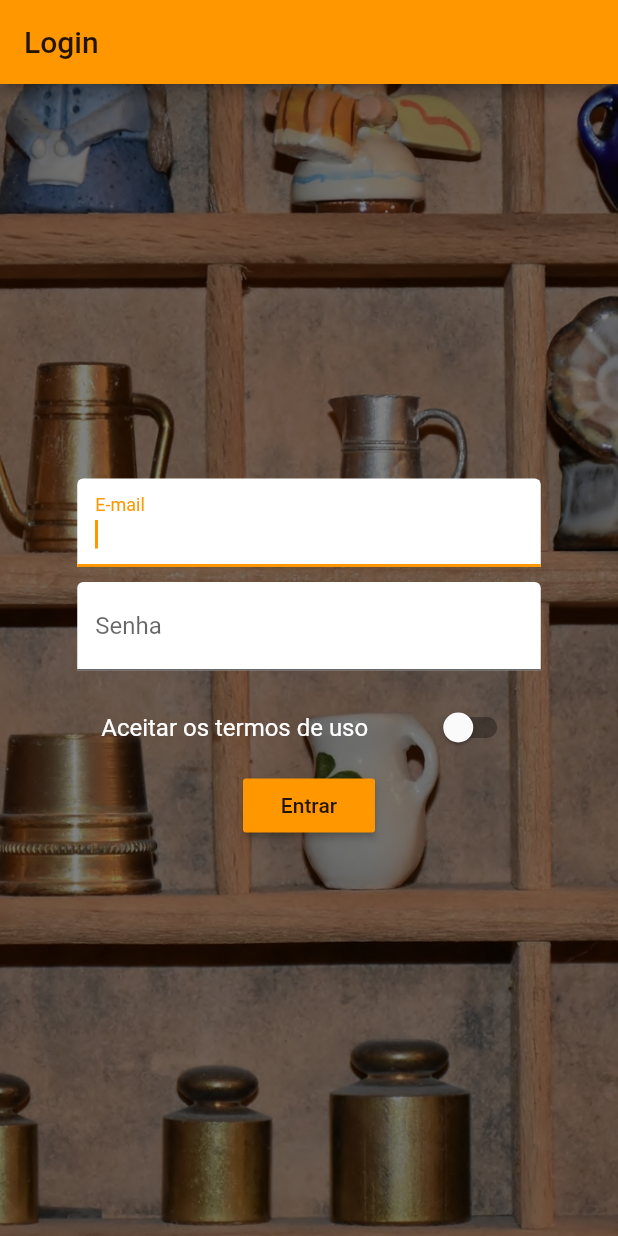
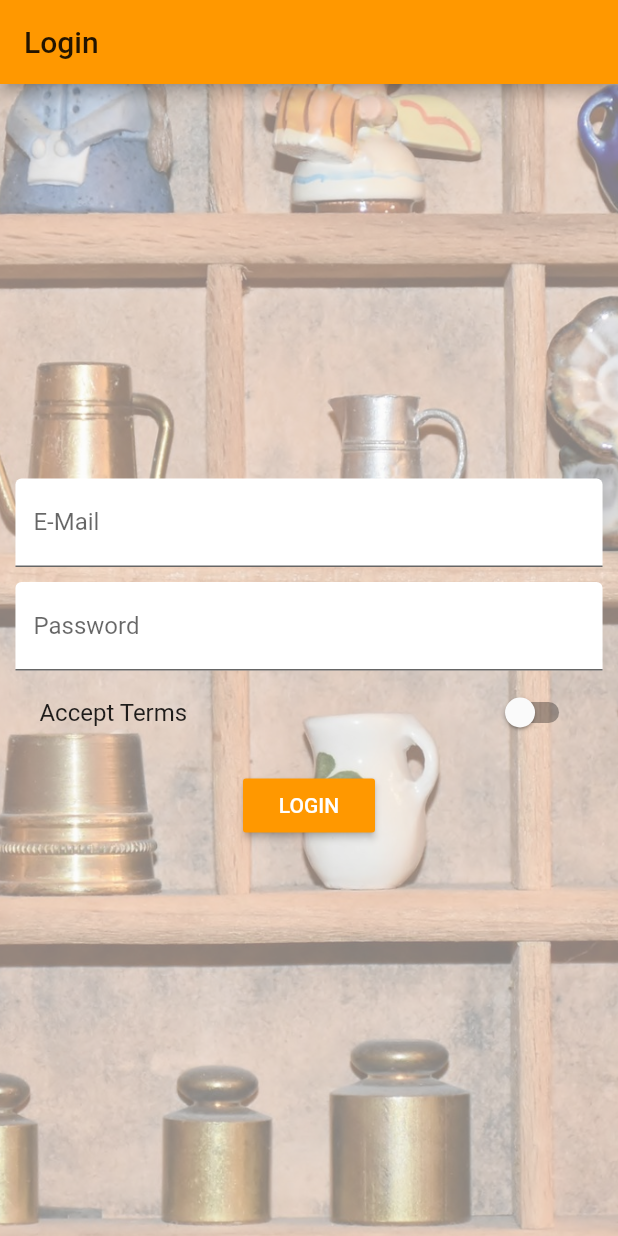
Before and after one commit to rafaelqueiroz88/learning-flutter, a Flutter app: the screen it shows after launch, on a phone screen of 412 x 824 dp. Run offline on Flutter 3.47's test engine with Material 2 defaults, Android fonts, the phone set to English and light mode, and no system bars; accounts and stored records are empty.

Commit message:
Botão de favorito concluído. Passando informações entre scoped-models. Aprendendo utilizar Mixins

```diff
--- a/lib/main.dart
+++ b/lib/main.dart
@@ -10,7 +10,7 @@ import 'package:scoped_model/scoped_model.dart';
 import './pages/product.dart';
 import './pages/products_manager.dart';
 
-import './scoped-models/products.dart';
+import './scoped-models/main.dart';
 
 import './models/product.dart';
 
@@ -37,8 +37,8 @@ class _MyApp extends State<MyApp> {
   @override
   Widget _buildMain(BuildContext context) {
 
-    return ScopedModel<ProductsModel>(
-      model: ProductsModel(),
+    return ScopedModel<MainModel>(
+      model: MainModel(),
       child: MaterialApp(
         theme: ThemeData(
             brightness: Brightness.light,
--- a/lib/models/product.dart
+++ b/lib/models/product.dart
@@ -6,12 +6,16 @@ class Product {
   final double price;
   final String image;
   final bool isFavorite;
+  final String userEmail;
+  final String userId;
 
   Product({
     @required this.title,
     @required this.price,
     @required this.description,
     @required this.image,
+    @required this.userEmail,
+    @required this.userId,
     this.isFavorite = false
   });
 }
--- /dev/null
+++ b/lib/models/user.dart
@@ -0,0 +1,9 @@
+import 'package:flutter/material.dart';
+
+class User {
+  final String id;
+  final String email;
+  final String password;
+
+  User({@required this.id, @required this.email, @required this.password});
+}
--- a/lib/pages/auth.dart
+++ b/lib/pages/auth.dart
@@ -1,4 +1,7 @@
 import 'package:flutter/material.dart';
+import 'package:scoped_model/scoped_model.dart';
+
+import '../scoped-models/main.dart';
 
 class AuthPage extends StatefulWidget {
   @override
@@ -8,9 +11,14 @@ class AuthPage extends StatefulWidget {
 }
 
 class _AuthPageState extends State<AuthPage> {
-  String _email;
-  String _password;
-  bool _acceptTerms = false;
+
+  final Map<String, dynamic> _formData = {
+    'email': null,
+    'password': null,
+    'acceptTerms': false
+  };
+
+  final GlobalKey<FormState> _formKey = GlobalKey<FormState>();
 
   DecorationImage _buildBackgroundImage() {
 
@@ -24,75 +32,68 @@ class _AuthPageState extends State<AuthPage> {
   }
 
   Widget _buildEmailTextField() {
-
-    return TextField(
-      autofocus: true,
+    return TextFormField(
       decoration: InputDecoration(
-        labelText: 'E-mail',
-        filled: true,
-        fillColor: Colors.white,
-      ),
-      onChanged: (String value) {
-        setState(() {
-          _email = value;
-        });
+          labelText: 'E-Mail', filled: true, fillColor: Colors.white),
+      keyboardType: TextInputType.emailAddress,
+      validator: (String value) {
+        if (value.isEmpty ||
+            !RegExp(r"[a-z0-9!#$%&'*+/=?^_`{|}~-]+(?:\.[a-z0-9!#$%&'*+/=?^_`{|}~-]+)*@(?:[a-z0-9](?:[a-z0-9-]*[a-z0-9])?\.)+[a-z0-9](?:[a-z0-9-]*[a-z0-9])?")
+                .hasMatch(value)) {
+          return 'Please enter a valid email';
+        }
+      },
+      onSaved: (String value) {
+        _formData['email'] = value;
       },
     );
   }
 
-  Widget _buildSenhaTextField() {
-
-    return TextField(
+  Widget _buildPasswordTextField() {
+    return TextFormField(
       decoration: InputDecoration(
-        labelText: 'Senha',
-        filled: true,
-        fillColor: Colors.white,
-      ),
+          labelText: 'Password', filled: true, fillColor: Colors.white),
       obscureText: true,
-      onChanged: (String value) {
-        setState(() {
-          _password = value;
-        });
+      validator: (String value) {
+        if (value.isEmpty || value.length < 6) {
+          return 'Password invalid';
+        }
+      },
+      onSaved: (String value) {
+        _formData['password'] = value;
       },
     );
   }
 
-  Widget _buildTermsSwitch() {
-
+  Widget _buildAcceptSwitch() {
     return SwitchListTile(
-      value: _acceptTerms, title: Text('Aceitar os termos de uso', style: TextStyle(color: Colors.white,),), onChanged: (bool value) {
+      value: _formData['acceptTerms'],
+      onChanged: (bool value) {
         setState(() {
-          _acceptTerms = value;
+          _formData['acceptTerms'] = value;
         });
       },
+      title: Text('Accept Terms'),
     );
   }
 
-  Widget _buildSubmitButton(BuildContext context) {
-
-    return RaisedButton(
-      child: Text('Entrar'),
-      // color: Colors.redAccent,
-      onPressed: () {
+  void _submitForm(Function login) {
+    if (!_formKey.currentState.validate() || !_formData['acceptTerms']) {
+      return;
+    }
+    _formKey.currentState.save();
+    login(_formData['email'], _formData['password']);
     Navigator.pushReplacementNamed(context, '/products');
-      },
-    );
   }
 
   @override
   Widget build(BuildContext context) {
-
-    /**
-     * Pega a largura atual do dispositivo em tempo de execução sujeito a mudanças na orientação da tela
-     */
     final double deviceWidth = MediaQuery.of(context).size.width;
-    final double width = deviceWidth > 768.0 ? 500.0 : deviceWidth * 0.75;
-
+    final double targetWidth = deviceWidth > 550.0 ? 500.0 : deviceWidth * 0.95;
     return Scaffold(
       appBar: AppBar(
         title: Text('Login'),
       ),
-      backgroundColor: Colors.black,
       body: Container(
         decoration: BoxDecoration(
           image: _buildBackgroundImage(),
@@ -101,27 +102,29 @@ class _AuthPageState extends State<AuthPage> {
         child: Center(
           child: SingleChildScrollView(
             child: Container(
-              width: width,
+              width: targetWidth,
+              child: Form(
+                key: _formKey,
                 child: Column(
                   children: <Widget>[
-
                     _buildEmailTextField(),
-
                     SizedBox(
                       height: 10.0,
                     ),
-
-                  _buildSenhaTextField(),
-
+                    _buildPasswordTextField(),
+                    _buildAcceptSwitch(),
                     SizedBox(
                       height: 10.0,
                     ),
-
-                  _buildTermsSwitch(),
-
-                  _buildSubmitButton(context),
-
+                    ScopedModelDescendant<MainModel>(builder: (BuildContext context, Widget child, MainModel model) {
+                      return RaisedButton(
+                        textColor: Colors.white,
+                        child: Text('LOGIN'),
+                        onPressed: () => _submitForm(model.login),
+                      );
+                    },)
                   ],
+                ),
               ),
             ),
           ),
--- a/lib/pages/product.dart
+++ b/lib/pages/product.dart
@@ -6,7 +6,7 @@ import 'package:scoped_model/scoped_model.dart';
 import 'dart:async';
 
 import 'package:flutter_course/widgets/ui_elements/title_default.dart';
-import '../scoped-models/products.dart';
+import '../scoped-models/main.dart';
 import '../models/product.dart';
 
 class ProductPage extends StatelessWidget {
@@ -66,8 +66,8 @@ class ProductPage extends StatelessWidget {
 
         return Future.value(false);
       },
-      child: ScopedModelDescendant<ProductsModel>(
-        builder: (BuildContext context, Widget child, ProductsModel model) {
+      child: ScopedModelDescendant<MainModel>(
+        builder: (BuildContext context, Widget child, MainModel model) {
 
           Product product = model.products[productIndex];
 
--- /dev/null
+++ b/lib/scoped-models/main.dart
@@ -0,0 +1,8 @@
+import 'package:flutter_course/scoped-models/users_products.dart';
+import 'package:scoped_model/scoped_model.dart';
+
+import './users_products.dart';
+import './user.dart';
+import './products.dart';
+
+class MainModel extends Model with UsersProductsModel, UserModel, ProductsModel {}
--- /dev/null
+++ b/lib/scoped-models/user.dart
@@ -0,0 +1,9 @@
+import '../models/user.dart';
+import './users_products.dart';
+
+mixin UserModel on UsersProductsModel {
+
+  void login(String email, String password) {
+    authenticatedUser = User(id: 'ausdiauhsd', email: email, password: password);
+  }
+}
--- /dev/null
+++ b/lib/scoped-models/users_products.dart
@@ -0,0 +1,28 @@
+import 'package:scoped_model/scoped_model.dart';
+
+import '../models/product.dart';
+import '../models/user.dart';
+
+mixin UsersProductsModel on Model {
+
+  /**
+   *  Utilizamos underscore (ou underline) para indicar que esta propriedade é inacessível de fora da classe
+   */
+  User authenticatedUser;
+  List<Product> products = [];
+  int chosedProductIndex;
+
+  void addProduct(String title, String description, String image, double price) {
+    final Product newProduct = Product(
+        title: title,
+        description: description,
+        image: image,
+        price: price,
+        userEmail: authenticatedUser.email,
+        userId: authenticatedUser.id
+    );
+    products.add(newProduct);
+    chosedProductIndex = null;
+    notifyListeners();
+  }
+}
--- a/lib/widgets/products/product_card.dart
+++ b/lib/widgets/products/product_card.dart
@@ -6,7 +6,7 @@ import 'price_tag.dart';
 import '../ui_elements/title_default.dart';
 import '../ui_elements/address_default.dart';
 import '../../models/product.dart';
-import '../../scoped-models/products.dart';
+import '../../scoped-models/main.dart';
 
 class ProductCard extends StatelessWidget {
 
@@ -29,7 +29,7 @@ class ProductCard extends StatelessWidget {
             if(value) { }
           }),
         ),
-        ScopedModelDescendant<ProductsModel>(builder: (BuildContext context, Widget child, ProductsModel model) {
+        ScopedModelDescendant<MainModel>(builder: (BuildContext context, Widget child, MainModel model) {
           return IconButton(
             icon: Icon(
               model.products[productIndex].isFavorite ?
@@ -75,6 +75,8 @@ class ProductCard extends StatelessWidget {
             ),
             child: AddressDefault('162. Potim, Rua Luis Tomas de Lima'),
           ),
+          Text("Postado por: ${product.userEmail}"),
+          // Text(product.userEmail),
           _buildButtonBar(context),
         ],
       ),
--- a/lib/widgets/products/products.dart
+++ b/lib/widgets/products/products.dart
@@ -3,7 +3,7 @@ import 'package:flutter/material.dart';
 import 'package:scoped_model/scoped_model.dart';
 
 import 'product_card.dart';
-import '../../scoped-models/products.dart';
+import '../../scoped-models/main.dart';
 import '../../models/product.dart';
 
 class Products extends StatelessWidget {
@@ -27,8 +27,8 @@ class Products extends StatelessWidget {
   @override
   Widget build(BuildContext context) {
 
-    return ScopedModelDescendant<ProductsModel>(builder: (BuildContext context, Widget child, ProductsModel model) {
-      return _buildProductsList(model.products);
+    return ScopedModelDescendant<MainModel>(builder: (BuildContext context, Widget child, MainModel model) {
+      return _buildProductsList(model.displayedProducts);
     },);
   }
 }
```
Also changed, not shown: lib/pages/product_edit.dart (+11 -16 lines), lib/pages/products.dart (+13 -6 lines), lib/pages/products_list.dart (+8 -9 lines), lib/scoped-models/products.dart (+41 -25 lines), 1 other file. Lines whose indentation alone changed are shown as unchanged.
